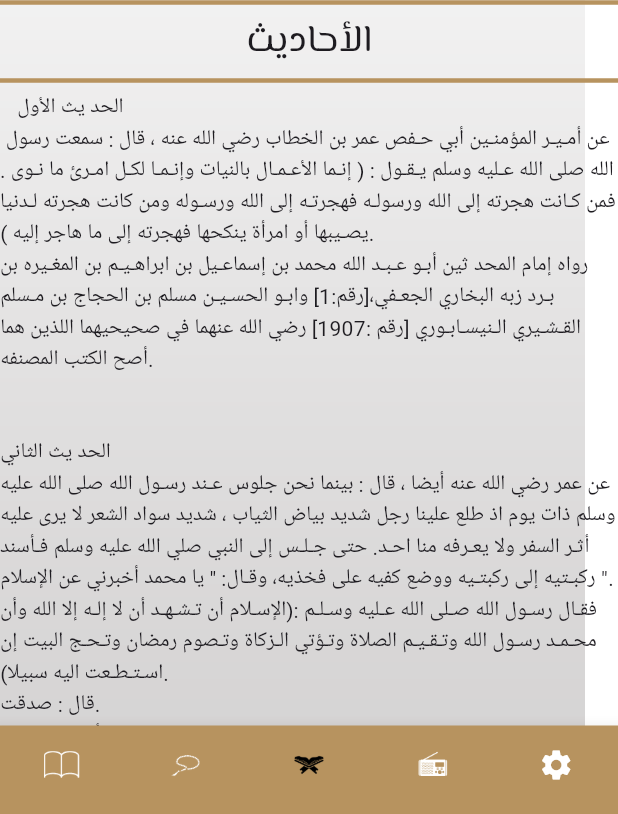
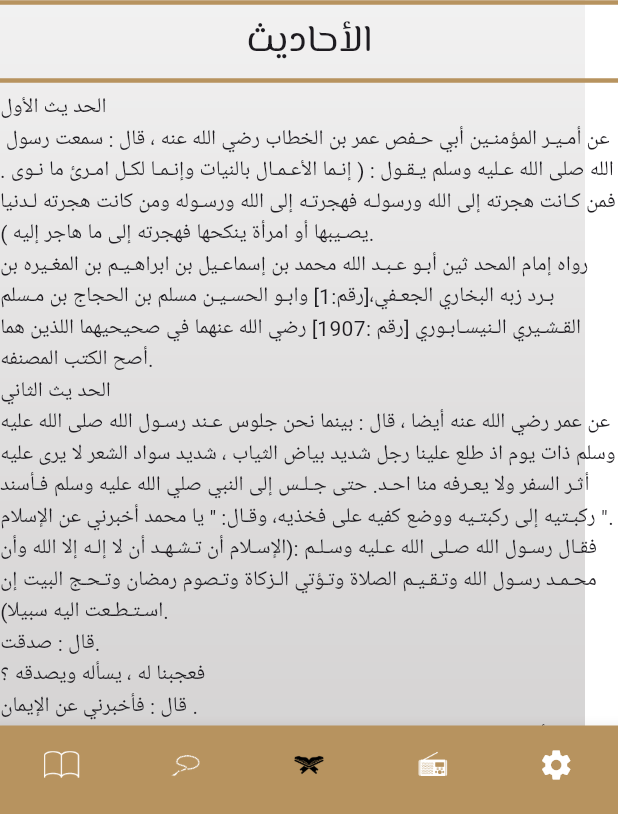
Before and after one commit to abdelr7mn/Islami.route, a Flutter app: the screen it shows after launch, item 3 of the bottom bar chosen, on a phone screen of 412 x 824 dp, the part 422-1236 px from its top. Run offline on Flutter 3.47's test engine with Material 3 defaults, Android fonts, the phone set to English and light mode, and no system bars.

Commit message:
Screens done

```diff
--- a/lib/Home/tabs/ahades.dart
+++ b/lib/Home/tabs/ahades.dart
@@ -42,13 +42,20 @@ class _AhadesTabState extends State<AhadesTab> {
     );
   }
 
+
+  // String x ="Ali";
+  // String x2 ="  Ali";
+  // String x3 ="Ali  ";
+  // String x4 ="  Ali  ";
+  // String x5 ="Al  i";
+
   LoadAhadethFiles() {
     rootBundle.loadString('assets/files/ahadeth.txt').then((value) {
       List<String> ahadeth = value.split("#");
       for (int i = 0; i < ahadeth.length; i++) {
         String hadethOne = ahadeth[i];
 
-        List<String> hadethLines = hadethOne.split("/n");
+        List<String> hadethLines = hadethOne.trim().split("/n");
 
         String title = hadethLines[0];
 
--- a/lib/Home/tabs/sura_detalis.dart
+++ b/lib/Home/tabs/sura_detalis.dart
@@ -31,7 +31,7 @@ class _SuraDetailsState extends State<SuraDetails> {
             model.Suraname,
             style: TextStyle(
               color: Colors.black,
-              fontSize: 60,
+              fontSize: 30,
               fontWeight: FontWeight.w700,
               fontFamily: 'ElMessiri',
             ),
```
